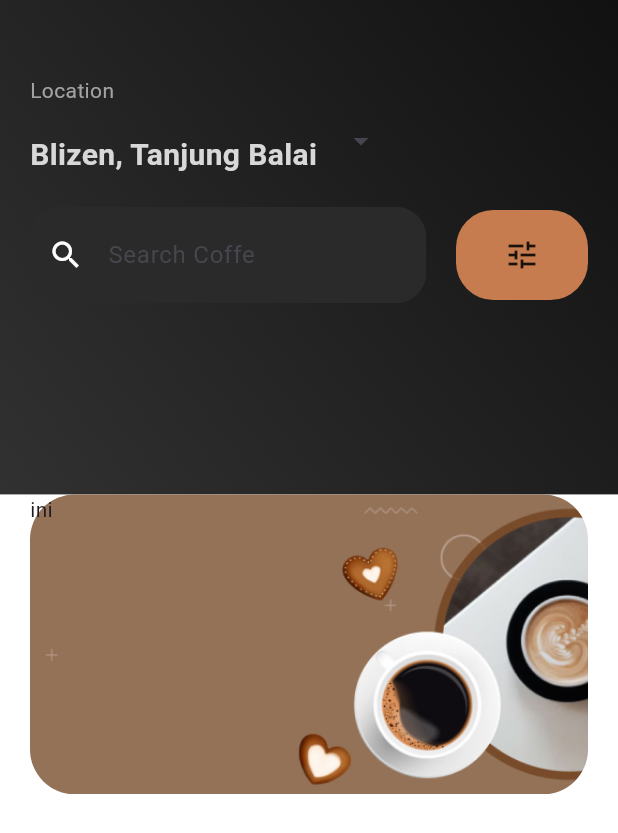
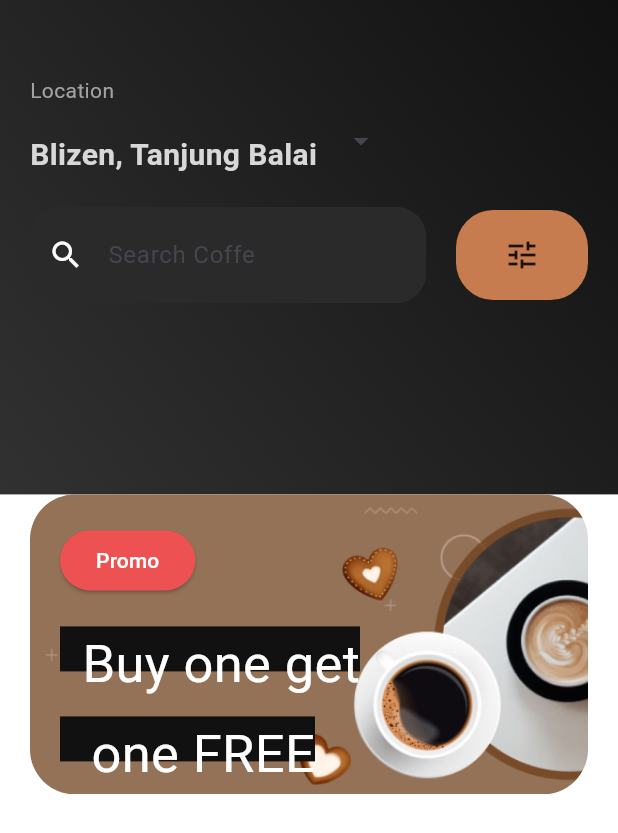
Before and after one commit to mchairul/coffe_shop, a Flutter app: the FragmentHome screen opened directly, on a phone screen of 412 x 824 dp. Shown: the top 833 px of the screen. Run offline on Flutter 3.47's test engine with Material 3 defaults, Android fonts, the phone set to English and light mode, and no system bars.

Commit message:
Update component_banner_promo.dart

```diff
--- a/lib/components/home/component_banner_promo.dart
+++ b/lib/components/home/component_banner_promo.dart
@@ -11,13 +11,79 @@ class ComponentBannerPromo extends StatelessWidget {
         width: MediaQuery.of(context).size.width,
         height: 200,
         decoration: BoxDecoration(
-          image: DecorationImage(
+          image: const DecorationImage(
               image: AssetImage("assets/images/banner-promo.png"),
               fit: BoxFit.cover
           ),
           borderRadius: BorderRadius.circular(30)
         ),
-        child: Text('ini'),
+        child: Padding(
+          padding: EdgeInsets.only(
+              left: 20,
+              top: 20
+          ),
+          child: Column(
+            crossAxisAlignment: CrossAxisAlignment.start,
+            children: [
+              ElevatedButton(
+                  onPressed: (){},
+                  style: ElevatedButton.styleFrom(
+                    backgroundColor: Color(0xffED5151)
+                  ),
+                  child: Text('Promo', style: TextStyle(color: Colors.white),)
+              ),
+              SizedBox(height: 10,),
+              Padding(
+                padding: EdgeInsets.only(top: 10),
+                child: Stack(
+                  alignment: AlignmentDirectional.topEnd,
+                  children: [
+                    Container(
+                        width: 200,
+                        height:30,
+                        decoration: BoxDecoration(
+                            color: Color(0xff111111)
+                        ),
+                        child: null
+                    ),
+                    Positioned(
+                      child: Text('Buy one get',
+                        style: TextStyle(
+                            color: Colors.white,
+                            fontSize: 35
+                        ),
+                      ),
+                    )
+                  ],
+                ),
+              ),
+              Padding(
+                padding: EdgeInsets.only(top: 10),
+                child: Stack(
+                  alignment: AlignmentDirectional.topEnd,
+                  children: [
+                    Container(
+                        width: 170,
+                        height:30,
+                        decoration: BoxDecoration(
+                            color: Color(0xff111111)
+                        ),
+                        child: null
+                    ),
+                    Positioned(
+                      child: Text('one FREE',
+                        style: TextStyle(
+                            color: Colors.white,
+                            fontSize: 35
+                        ),
+                      ),
+                    )
+                  ],
+                ),
+              )
+            ],
+          ),
+        ),
       ),
     );
   }
```
